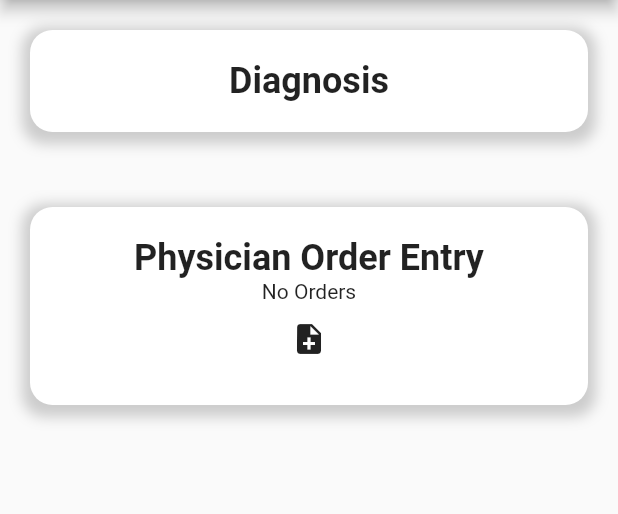
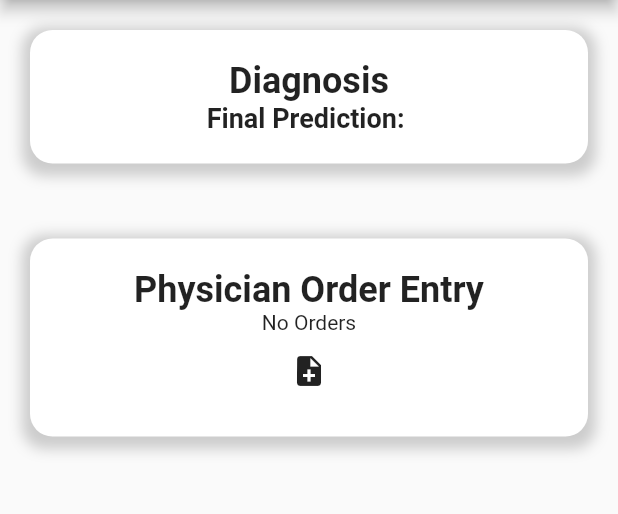
Before and after one commit to justingabi/symptoms_ui, a Flutter app: the AnalyzePage screen opened directly with empty values, on a phone screen of 412 x 824 dp, the part 84-598 px from its top. Run offline on Flutter 3.47's test engine with Material 2 defaults, Android fonts, the phone set to English and light mode, and no system bars.

Commit message:
Pass prediction

```diff
--- a/lib/analyze_page.dart
+++ b/lib/analyze_page.dart
@@ -7,9 +7,9 @@ import 'medicine_provider.dart';
 import 'medicine_model.dart';
 
 class AnalyzePage extends StatelessWidget {
-  final List<dynamic> predictions;
+  final String finalPrediction;
 
-  AnalyzePage({required this.predictions});
+  AnalyzePage({required this.finalPrediction});
 
   @override
   Widget build(BuildContext context) {
@@ -40,7 +40,10 @@ class AnalyzePage extends StatelessWidget {
                   'Diagnosis',
                   style: TextStyle(fontSize: 24, fontWeight: FontWeight.bold),
                 ),
-                for (var prediction in predictions) Text(prediction.toString()),
+                Text(
+                  'Final Prediction: $finalPrediction',
+                  style: TextStyle(fontSize: 18, fontWeight: FontWeight.bold),
+                ),
               ],
             ),
           ),
```
Also changed, not shown: lib/homepage.dart (+28 -15 lines).
